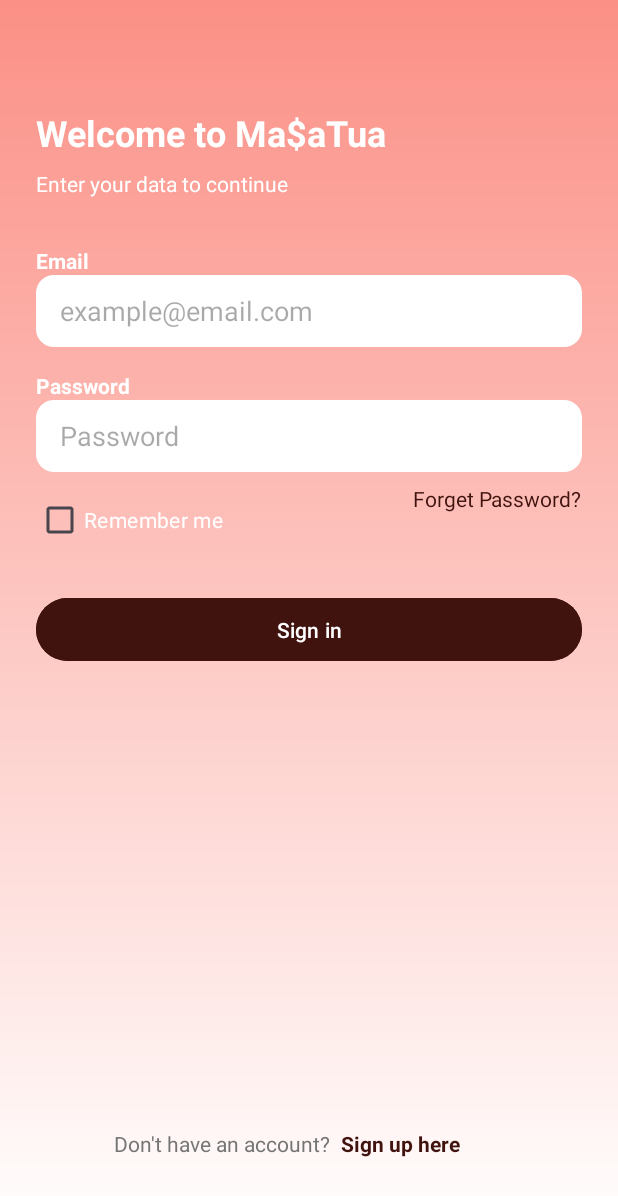
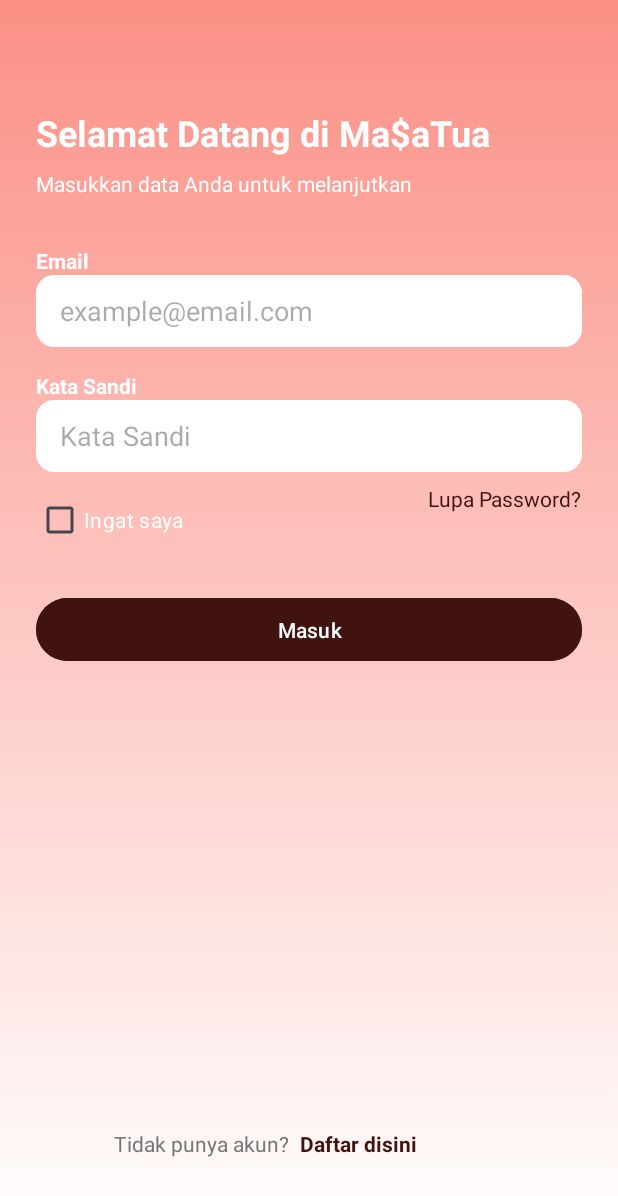
Before and after one commit to abijaksana96/MasaTua, an Android app: the layout activity_login.xml on its own in the app's theme, with its tools: preview values and no code run, on a phone screen of 412 x 824 dp. Shown: the top 1196 px of the screen. Run offline under Robolectric (Android 15) with nearby library versions, the phone set to English and light mode, and no system bars.

Commit message:
fix(ui):mengganti bahasa inggris ke bahasa indonesia di beberapa tampilan

```diff
--- a/app/src/main/res/layout/activity_intro.xml
+++ b/app/src/main/res/layout/activity_intro.xml
@@ -51,11 +51,9 @@
         app:layout_constraintTop_toBottomOf="@id/titleText"
         app:layout_constraintStart_toStartOf="parent"
         app:layout_constraintEnd_toEndOf="parent"
-        android:layout_marginTop="12dp"
+        android:layout_marginTop="16dp"
         android:lineSpacingExtra="4dp"/>
 
-
-    <!-- TODO : Perbaiki jarak indicatornya (harus sama di tiap intro) -->
     <LinearLayout
         android:id="@+id/dotIndicator"
         android:layout_width="wrap_content"
--- a/app/src/main/res/layout/activity_intro_dua.xml
+++ b/app/src/main/res/layout/activity_intro_dua.xml
@@ -52,10 +52,8 @@
         app:layout_constraintTop_toBottomOf="@id/titleText"
         app:layout_constraintStart_toStartOf="parent"
         app:layout_constraintEnd_toEndOf="parent"
-        android:layout_marginTop="12dp"
+        android:layout_marginTop="16dp"
         android:lineSpacingExtra="4dp"/>
-
-    <!-- TODO : Perbaiki jarak indicatornya (harus sama di tiap intro) -->
 
     <LinearLayout
         android:id="@+id/dotIndicator"
--- a/app/src/main/res/layout/activity_login.xml
+++ b/app/src/main/res/layout/activity_login.xml
@@ -1,5 +1,4 @@
 <?xml version="1.0" encoding="utf-8"?>
-<!--TODO : Perbaiki jadi 1 bahasa saja (bhs. indo)-->
 <androidx.constraintlayout.widget.ConstraintLayout
     xmlns:android="http://schemas.android.com/apk/res/android"
     xmlns:app="http://schemas.android.com/apk/res-auto"
@@ -15,7 +14,7 @@
         android:id="@+id/welcomeText"
         android:layout_width="wrap_content"
         android:layout_height="wrap_content"
-        android:text="Welcome to Ma\$aTua"
+        android:text="Selamat Datang di Ma\$aTua"
         android:textColor="@color/white"
         android:textSize="24sp"
         android:textStyle="bold"
@@ -27,7 +26,7 @@
         android:id="@+id/subtitleText"
         android:layout_width="wrap_content"
         android:layout_height="wrap_content"
-        android:text="Enter your data to continue"
+        android:text="Masukkan data Anda untuk melanjutkan"
         android:textColor="@color/white"
         android:textSize="14sp"
         app:layout_constraintTop_toBottomOf="@id/welcomeText"
@@ -66,7 +65,7 @@
         android:id="@+id/passwordLabel"
         android:layout_width="wrap_content"
         android:layout_height="wrap_content"
-        android:text="Password"
+        android:text="Kata Sandi"
         android:textColor="@color/white"
         android:textSize="14sp"
         android:textStyle="bold"
@@ -80,7 +79,7 @@
         android:layout_width="0dp"
         android:layout_height="48dp"
         android:background="@drawable/edittext_bg"
-        android:hint="Password"
+        android:hint="Kata Sandi"
         android:inputType="textPassword"
         android:paddingStart="16dp"
         android:textColor="#000000"
@@ -93,7 +92,7 @@
         android:id="@+id/rememberCheck"
         android:layout_width="wrap_content"
         android:layout_height="wrap_content"
-        android:text="Remember me"
+        android:text="Ingat saya"
         android:textColor="@color/white"
         app:layout_constraintTop_toBottomOf="@id/passwordInput"
         app:layout_constraintStart_toStartOf="parent"
@@ -103,7 +102,7 @@
         android:id="@+id/forgotPassword"
         android:layout_width="wrap_content"
         android:layout_height="wrap_content"
-        android:text="Forget Password?"
+        android:text="Lupa Password?"
         android:textColor="@color/palet1"
         android:textSize="14sp"
         app:layout_constraintTop_toBottomOf="@id/passwordInput"
@@ -115,7 +114,7 @@
         android:id="@+id/signInButton"
         android:layout_width="0dp"
         android:layout_height="50dp"
-        android:text="Sign in"
+        android:text="Masuk"
         android:textAllCaps="false"
         android:textColor="@android:color/white"
         android:stateListAnimator="@null"
@@ -131,7 +130,7 @@
         android:layout_height="wrap_content"
         android:layout_marginStart="52dp"
         android:layout_marginBottom="28dp"
-        android:text="Don't have an account? "
+        android:text="Tidak punya akun? "
         android:textColor="@color/inactive_gray"
         android:textSize="14sp"
         app:layout_constraintBottom_toBottomOf="parent"
@@ -142,7 +141,7 @@
         android:layout_width="wrap_content"
         android:layout_height="wrap_content"
         android:layout_marginStart="4dp"
-        android:text="Sign up here"
+        android:text="Daftar disini"
         android:textColor="@color/palet1"
         android:textSize="14sp"
         android:textStyle="bold"
--- a/app/src/main/res/layout/activity_main.xml
+++ b/app/src/main/res/layout/activity_main.xml
@@ -1,5 +1,4 @@
 <?xml version="1.0" encoding="utf-8"?>
-<!--TODO : Perbaiki jadi 1 bahasa saja (bhs. indo)-->
 <androidx.constraintlayout.widget.ConstraintLayout
     xmlns:android="http://schemas.android.com/apk/res/android"
     xmlns:app="http://schemas.android.com/apk/res-auto"
--- a/app/src/main/res/layout/fragment_goals_list.xml
+++ b/app/src/main/res/layout/fragment_goals_list.xml
@@ -6,8 +6,6 @@
     android:layout_height="match_parent"
     android:background="@drawable/background_top"
     tools:context=".GoalsListFragment">
-
-    <!--TODO : Perbaiki jadi 1 bahasa saja (bhs. indo)-->
 
     <!-- =================================================================== -->
     <!-- Bagian Toolbar (Konsisten dengan Create) -->
@@ -37,7 +35,7 @@
         android:id="@+id/tv_toolbar_title"
         android:layout_width="wrap_content"
         android:layout_height="wrap_content"
-        android:text="Dashboard Goals"
+        android:text="Daftar Target"
         android:textColor="@android:color/white"
         android:textSize="22sp"
         android:textStyle="bold"
--- a/app/src/main/res/layout/fragment_profile.xml
+++ b/app/src/main/res/layout/fragment_profile.xml
@@ -6,8 +6,6 @@
     android:layout_height="match_parent"
     android:background="@drawable/background_top"
     tools:context=".ProfileFragment">
-
-    <!--TODO : Perbaiki jadi 1 bahasa saja (bhs. indo)-->
 
     <ImageView
         android:id="@+id/iv_back_button_bg"
@@ -34,7 +32,7 @@
         android:id="@+id/tv_toolbar_title"
         android:layout_width="wrap_content"
         android:layout_height="wrap_content"
-        android:text="User Profile"
+        android:text="Daftar Pengguna"
         android:textColor="@android:color/white"
         android:textSize="22sp"
         android:textStyle="bold"
--- a/app/src/main/res/layout/item_goal.xml
+++ b/app/src/main/res/layout/item_goal.xml
@@ -44,15 +44,13 @@
 
     </com.google.android.material.card.MaterialCardView>
 
-    <!--TODO : Perbaiki! Apakah "progress" bahasa indonesia?-->
-
     <!-- Label "Progress" (Dibuat lebih redup) -->
     <TextView
         android:id="@+id/tv_progress_label"
         android:layout_width="wrap_content"
         android:layout_height="wrap_content"
         android:layout_marginTop="16dp"
-        android:text="Progress"
+        android:text="Kemajuan"
         android:textStyle="bold"
         android:textColor="#F5CACA"
         android:textSize="12sp"
```
Also changed, not shown: app/src/main/res/layout/activity_outro.xml (+7 -8 lines), app/src/main/res/layout/activity_register.xml (+9 -11 lines), app/src/main/res/layout/fragment_add_edit_account.xml (+4 -6 lines), app/src/main/res/layout/fragment_create_goal.xml (+4 -6 lines), app/src/main/res/layout/fragment_detail_edit_goal.xml (+6 -8 lines), app/src/main/res/layout/item_user_profile.xml (+4 -5 lines), app/src/main/res/menu/bottom_nav_menu.xml (+4 -4 lines).
